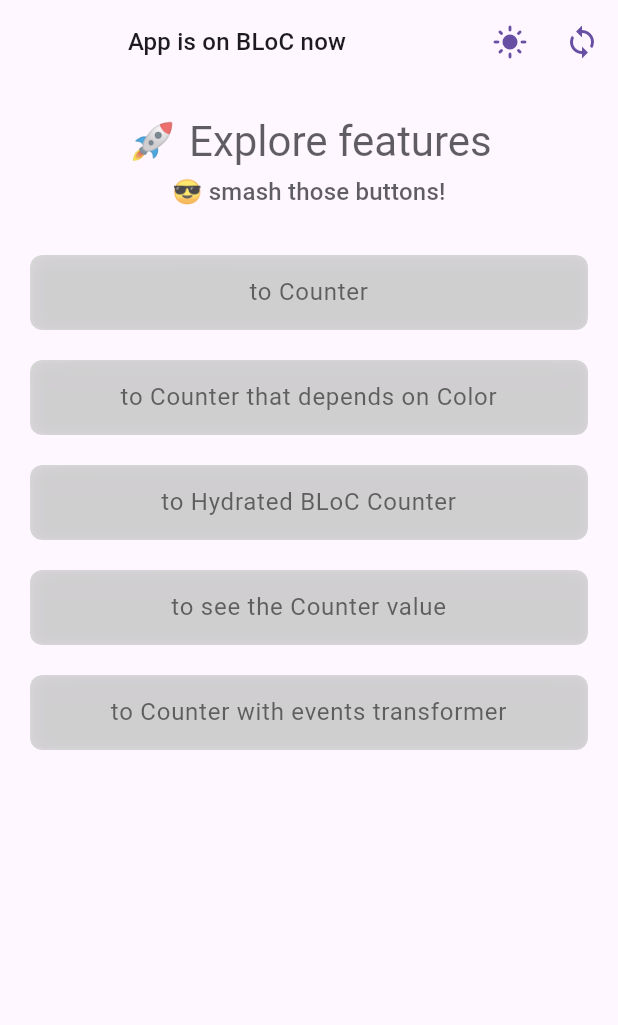
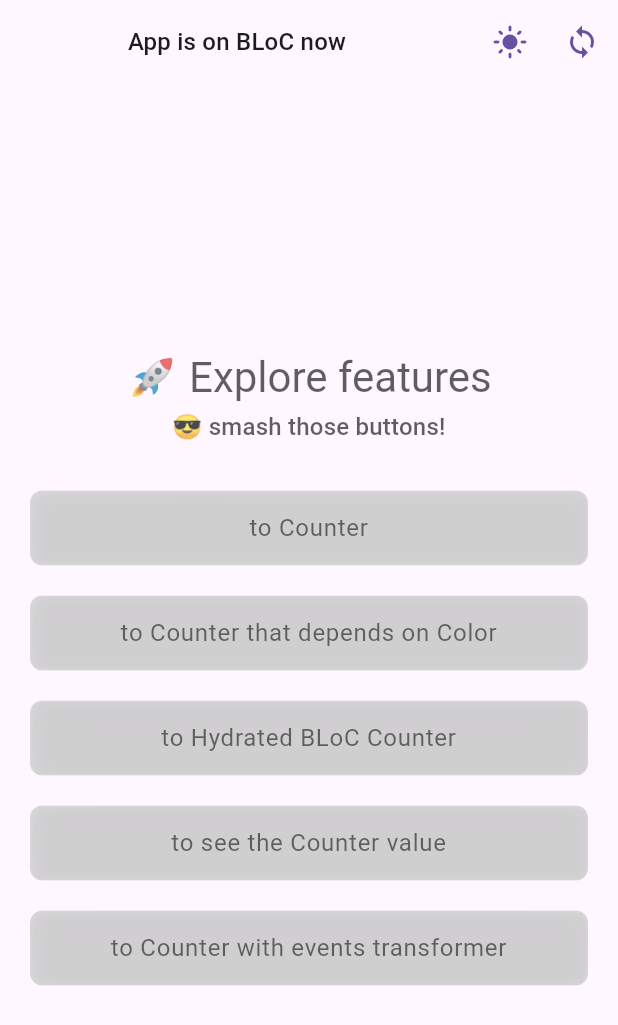
Before and after one commit to RamanGodun/Bloc-Cubit-playground-Counters-App-, a Flutter app: the screen it shows after launch, on a phone screen of 412 x 824 dp. Shown: the top 1025 px of the screen. Run offline on Flutter 3.47's test engine with Material 3 defaults, Android fonts, the phone set to English and light mode, and no system bars; our stand-ins replace bloc, bloc_concurrency, equatable, flutter_bloc, google_fonts, hydrated_bloc.

Commit message:
chore: chore

```diff
--- a/lib/presentation/pages/home_page.dart
+++ b/lib/presentation/pages/home_page.dart
@@ -65,8 +65,7 @@ class HomePage extends StatelessWidget {
                   : AppConstants.lightModeIcon,
               color: Helpers.getColorScheme(context).primary,
             ),
-            onPressed: () =>
-                Helpers.pushNamed(context, RouteNames.counterHydrated),
+            onPressed: () => Helpers.pushNamed(context, RouteNames.themePage),
             tooltip: AppStrings.toggleThemeButton,
           ),
           IconButton(
@@ -96,7 +95,9 @@ class ButtonsList extends StatelessWidget {
 
   @override
   Widget build(BuildContext context) {
-    return ListView(
+    return Center(
+      child: ListView(
+        shrinkWrap: true,
         children: [
           const HeaderText(
             headlineText: AppStrings.exploreFeatures,
@@ -129,6 +130,7 @@ class ButtonsList extends StatelessWidget {
             ),
           ),
         ],
+      ),
     );
   }
 }
```
Also changed, not shown: lib/main.dart (+0 -12 lines), 1 other file. Lines whose indentation alone changed are shown as unchanged.
